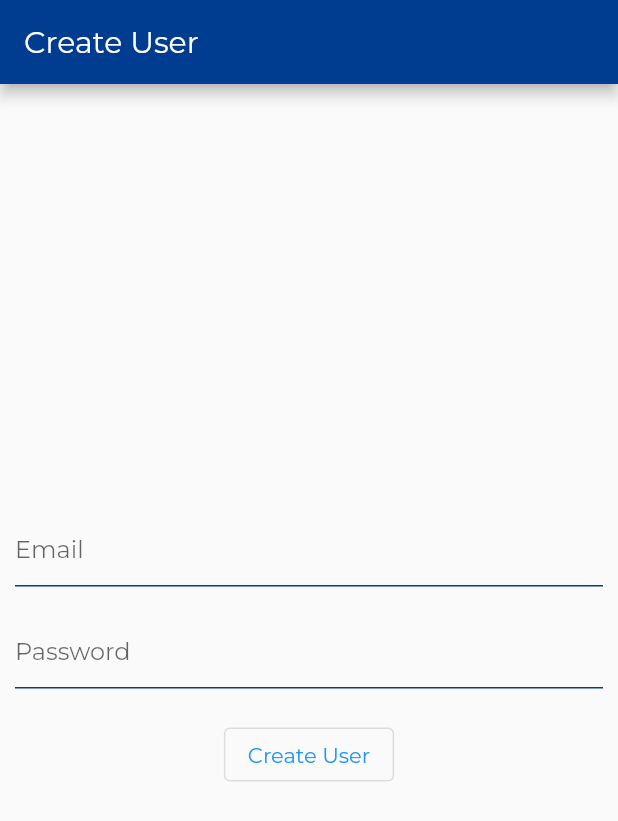
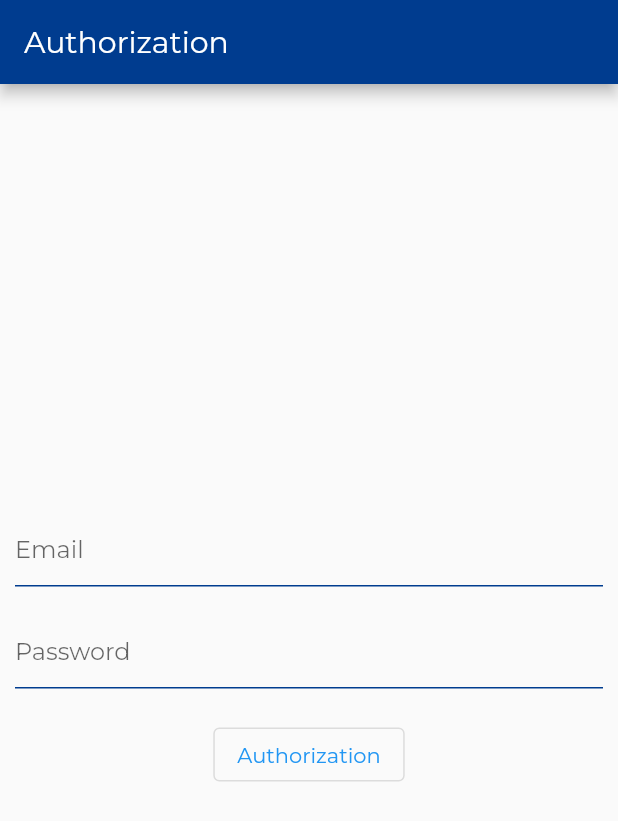
Before and after one commit to agychko/flutter_intership_onix, a Flutter app: the screen it shows after launch, on a phone screen of 412 x 824 dp. Shown: the top 821 px of the screen. Run offline on Flutter 3.47's test engine with Material 2 defaults, Android fonts, the phone set to English and light mode, and no system bars; our stand-ins replace bloc, firebase_auth, firebase_core, firebase_database, flutter_bloc, hive and 2 more; accounts and stored records are empty.

Commit message:
lesson_12 project changes_2

```diff
--- a/lib/screens/user_screen/user_bloc/user_event.dart
+++ b/lib/screens/user_screen/user_bloc/user_event.dart
@@ -3,9 +3,16 @@ part of 'user_bloc.dart';
 @immutable
 abstract class UserEvent {}
 
-class CreateAccountEvent extends UserEvent {
+class CreateUserEvent extends UserEvent {
   final String email;
   final String password;
 
-  CreateAccountEvent({required this.email, required this.password});
+  CreateUserEvent({required this.email, required this.password});
 }
+
+class LoginUserEvent extends UserEvent {
+  final String email;
+  final String password;
+
+  LoginUserEvent({required this.email, required this.password});
+}
--- a/lib/screens/user_screen/user_bloc/user_state.dart
+++ b/lib/screens/user_screen/user_bloc/user_state.dart
@@ -7,7 +7,10 @@ class UserInitial extends UserState {}
 
 class UserLoading extends UserState {}
 
-class UserDone extends UserState {}
+class UserDone extends UserState {
+  final bool needToOpenConverterScreen;
+  UserDone({required this.needToOpenConverterScreen});
+}
 
 class UserError extends UserState {
   final String error;
--- a/lib/screens/user_screen/user_screen.dart
+++ b/lib/screens/user_screen/user_screen.dart
@@ -1,4 +1,6 @@
 
+import 'package:first/screens/converter_screen/converter_bloc/converter_bloc.dart';
+import 'package:first/screens/converter_screen/converter_screen.dart';
 import 'package:flutter/material.dart';
 import 'package:flutter_bloc/flutter_bloc.dart';
 
@@ -22,12 +24,12 @@ class UserScreenState extends State<UserScreen>{
   Widget build(BuildContext context) {
     return Scaffold(
       appBar: AppBar(
-        title: const Text('Create User'),
+        title: const Text('Authorization'),
       ),
       body: BlocListener<UserBloc, UserState>(
         listener: (context, state) {
           if (state is UserDone) {
-            // _openUsedLogin();
+            _openConverterScreen();
           }
         },
         child: Center(
@@ -72,12 +74,12 @@ class UserScreenState extends State<UserScreen>{
                           onPressed: () {
                             if (_formKey.currentState!.validate()) {
                               context.read<UserBloc>().add(
-                                  CreateAccountEvent(
+                                  CreateUserEvent(
                                       email: _emailController.text,
                                       password: _passwordController.text));
                             }
                           },
-                          child: const Text('Create User'));
+                          child: const Text('Authorization'));
                     },
                   ),
                   const SizedBox(height: 10),
@@ -97,4 +99,11 @@ class UserScreenState extends State<UserScreen>{
       ),
     );
   }
+  void _openConverterScreen() {
+    Navigator.of(context).push(MaterialPageRoute(
+        builder: (context) => BlocProvider(
+          create: (context) => ConverterBloc(),
+          child: const ConverterScreen(),
+        )));
+  }
 }
```
Also changed, not shown: lib/screens/user_screen/user_bloc/user_bloc.dart (+28 -3 lines), 1 other file.
